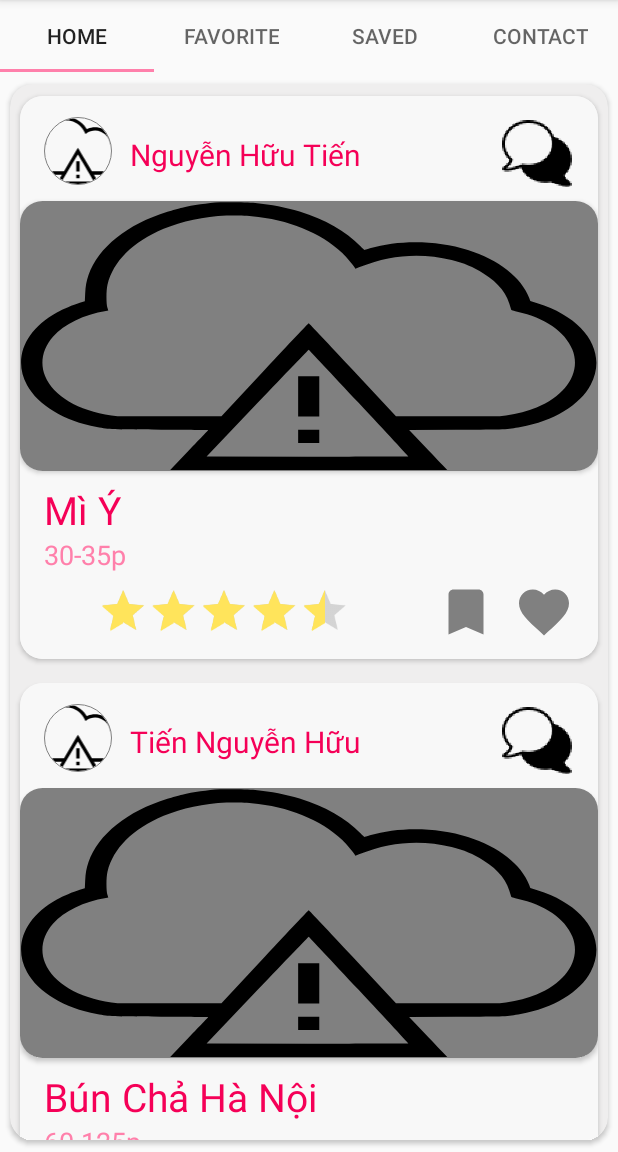
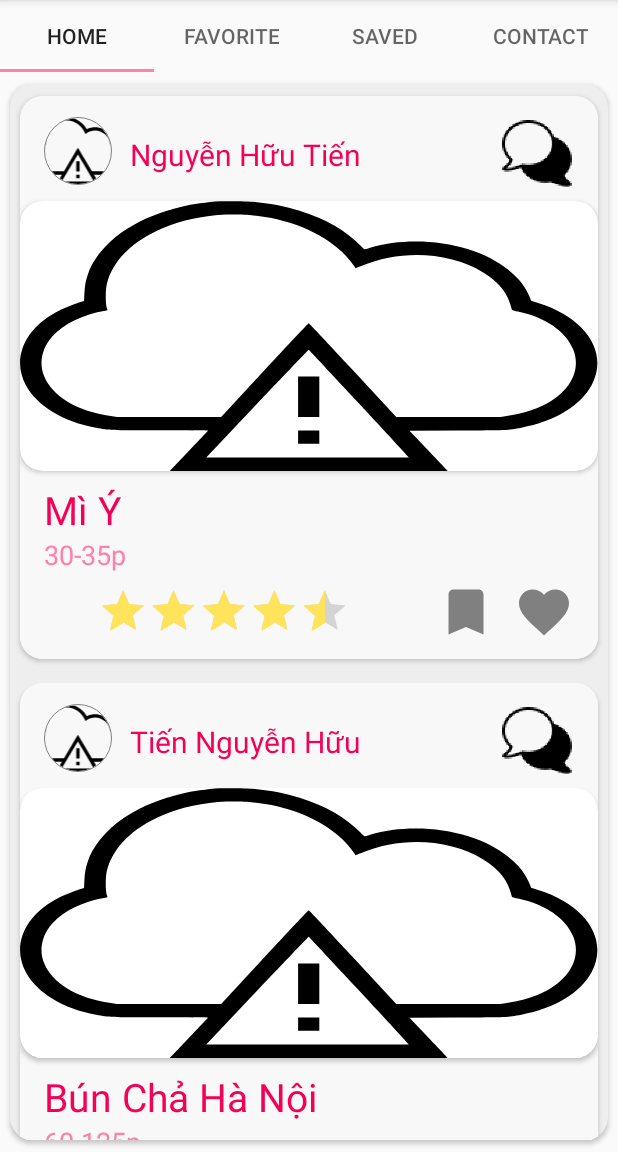
Before and after one commit to DerekZohar/CookDi, an Android app: the screen it shows after launch (MainActivity), on a phone screen of 412 x 824 dp, the part 84-1236 px from its top. Run offline under Robolectric (Android 15) with nearby library versions, the phone set to English and light mode, and no system bars; our stand-ins replace CircleImageView, Picasso; pictures from the network do not load.

Commit message:
Update home_recipe.xml

```diff
--- a/app/src/main/res/layout/home_recipe.xml
+++ b/app/src/main/res/layout/home_recipe.xml
@@ -23,7 +23,7 @@
                     android:id="@+id/imgUserAvatarHomeRecipe"
                     android:layout_width="45dp"
                     android:layout_height="45dp"
-                    app:civ_border_width="0.2dp"
+                    app:civ_border_width="0.3dp"
                     app:civ_border_color="@color/colorGray"/>
 
             <TextView
@@ -56,9 +56,7 @@
                 android:layout_width="match_parent"
                 android:layout_height="wrap_content"
                 android:adjustViewBounds="true"
-                android:scaleType="fitXY"
-                android:background="@color/colorGray"
-                android:padding="0.6dp"/>
+                android:scaleType="fitXY"/>
         </androidx.cardview.widget.CardView>
 
         <LinearLayout
```
